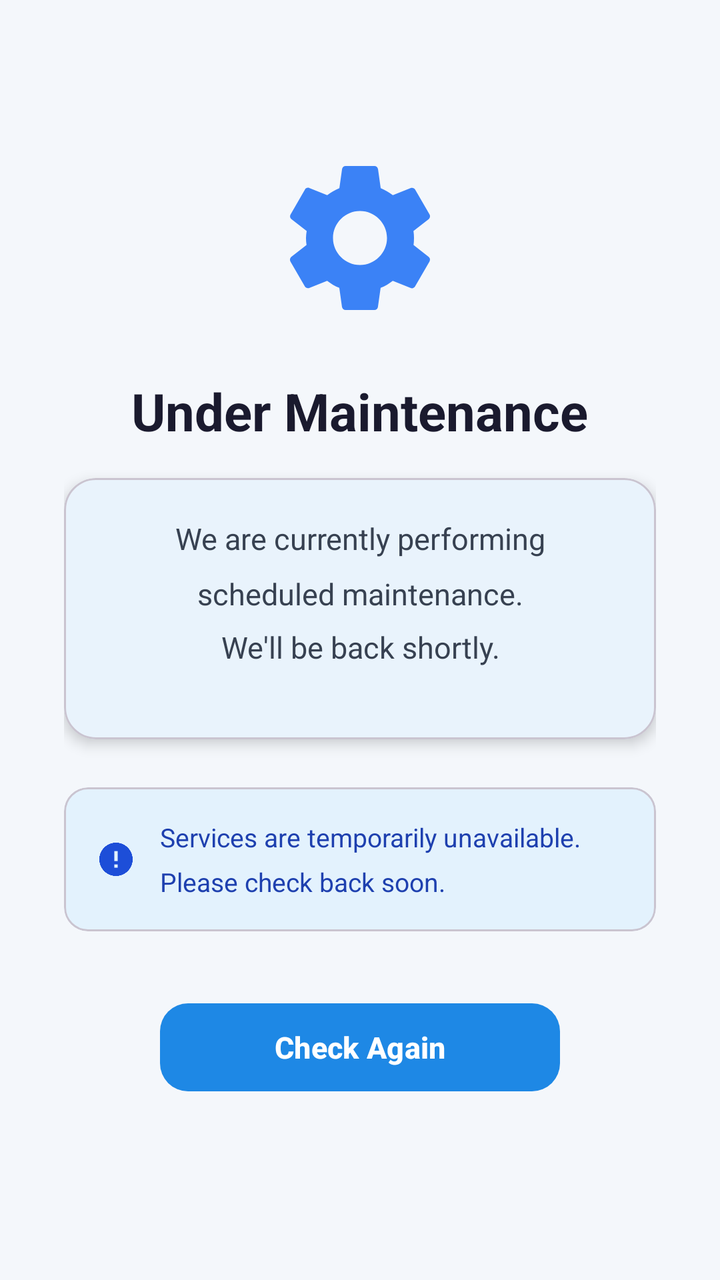
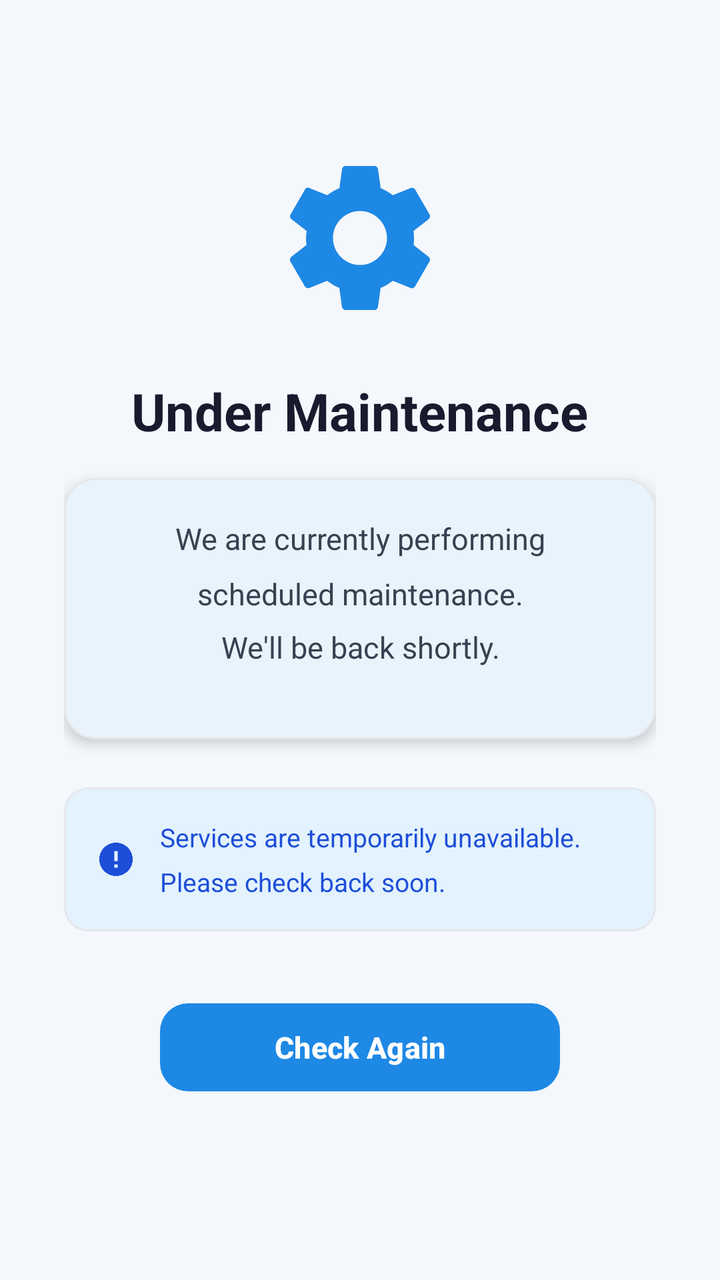

Screens rendered from an Android XML layout before and after an edit, with the pre-edit source and the edit as a unified diff.
<!-- AndroidManifest.xml: application theme Theme.QuickFix -->
<!-- res/layout/activity_maintenance.xml -->
<?xml version="1.0" encoding="utf-8"?>
<LinearLayout
    xmlns:android="http://schemas.android.com/apk/res/android"
    xmlns:app="http://schemas.android.com/apk/res-auto"
    android:layout_width="match_parent"
    android:layout_height="match_parent"
    android:orientation="vertical"
    android:gravity="center"
    android:padding="32dp"
    android:background="@color/screen_background">

    
    <ImageView
        android:layout_width="90dp"
        android:layout_height="90dp"
        android:src="@drawable/ic_settings"
        android:contentDescription="Maintenance"
        android:layout_marginBottom="24dp"
        app:tint="#3B82F6" />

    
    <TextView
        android:id="@+id/tvMaintenanceTitle"
        android:layout_width="wrap_content"
        android:layout_height="wrap_content"
        android:text="Under Maintenance"
        android:textColor="@color/text_primary"
        android:textSize="26sp"
        android:textStyle="bold"
        android:gravity="center"
        android:layout_marginBottom="16dp" />

    
    <com.google.android.material.card.MaterialCardView
        android:layout_width="match_parent"
        android:layout_height="wrap_content"
        app:cardCornerRadius="16dp"
        app:cardElevation="4dp"
        app:cardBackgroundColor="@color/card_bg"
        android:layout_marginBottom="24dp">

        <LinearLayout
            android:layout_width="match_parent"
            android:layout_height="wrap_content"
            android:orientation="vertical"
            android:padding="20dp">

            <TextView
                android:id="@+id/tvMaintenanceMessage"
                android:layout_width="match_parent"
                android:layout_height="wrap_content"
                android:text="We are currently performing scheduled maintenance.\nWe'll be back shortly."
                android:textColor="#374151"
                android:textSize="15sp"
                android:gravity="center"
                android:lineSpacingMultiplier="1.5"
                android:layout_marginBottom="16dp" />

            
            <LinearLayout
                android:id="@+id/layoutRestartTime"
                android:layout_width="match_parent"
                android:layout_height="wrap_content"
                android:orientation="horizontal"
                android:gravity="center"
                android:visibility="gone">

                <ImageView
                    android:layout_width="16dp"
                    android:layout_height="16dp"
                    android:src="@drawable/ic_calendar"
                    android:layout_marginEnd="6dp"
                    android:contentDescription="Time"
                    app:tint="#6B7280" />

                <TextView
                    android:layout_width="wrap_content"
                    android:layout_height="wrap_content"
                    android:text="Expected back: "
                    android:textColor="@color/text_secondary"
                    android:textSize="13sp" />

                <TextView
                    android:id="@+id/tvRestartTime"
                    android:layout_width="wrap_content"
                    android:layout_height="wrap_content"
                    android:text="—"
                    android:textColor="#1D4ED8"
                    android:textSize="13sp"
                    android:textStyle="bold" />
            </LinearLayout>

        </LinearLayout>
    </com.google.android.material.card.MaterialCardView>

    
    <com.google.android.material.card.MaterialCardView
        android:layout_width="match_parent"
        android:layout_height="wrap_content"
        app:cardCornerRadius="12dp"
        app:cardElevation="0dp"
        app:cardBackgroundColor="@color/primary_light"
        android:layout_marginBottom="32dp">

        <LinearLayout
            android:layout_width="match_parent"
            android:layout_height="wrap_content"
            android:orientation="horizontal"
            android:padding="16dp"
            android:gravity="center_vertical">

            <ImageView
                android:layout_width="20dp"
                android:layout_height="20dp"
                android:src="@drawable/ic_info"
                android:layout_marginEnd="12dp"
                android:contentDescription="Info"
                app:tint="#1D4ED8" />

            <TextView
                android:layout_width="match_parent"
                android:layout_height="wrap_content"
                android:text="Services are temporarily unavailable. Please check back soon."
                android:textColor="#1E40AF"
                android:textSize="13sp"
                android:lineSpacingMultiplier="1.4" />

        </LinearLayout>
    </com.google.android.material.card.MaterialCardView>

    
    <com.google.android.material.button.MaterialButton
        android:id="@+id/btnRefresh"
        android:layout_width="200dp"
        android:layout_height="52dp"
        android:text="Check Again"
        android:textSize="15sp"
        android:textStyle="bold"
        android:textColor="#FFFFFF"
        app:backgroundTint="@color/primary"
        app:cornerRadius="14dp"
        android:layout_marginBottom="16dp" />

    
    <ProgressBar
        android:id="@+id/progressBar"
        android:layout_width="32dp"
        android:layout_height="32dp"
        android:visibility="gone" />

</LinearLayout>
<!-- resources referenced by this layout -->
<resources>
  <color name="card_bg">#FFFFFF</color>
  <color name="primary">#1E88E5</color>
  <color name="primary_light">#E3F2FD</color>
  <color name="screen_background">#F4F7FB</color>
  <color name="text_primary">#1A1A2E</color>
  <color name="text_secondary">#6B7280</color>
  <!-- drawable ic_calendar (drawable) -->
  <?xml version="1.0" encoding="utf-8"?>
  <vector xmlns:android="http://schemas.android.com/apk/res/android"
      android:width="24dp"
      android:height="24dp"
      android:viewportWidth="24"
      android:viewportHeight="24">
      <path
          android:fillColor="#666666"
          android:pathData="M19,3h-1V1h-2v2H8V1H6v2H5C3.89,3 3.01,3.9 3.01,5L3,19c0,1.1 0.89,2 2,2h14c1.1,0 2,-0.9 2,-2V5C21,3.9 20.1,3 19,3zM19,19H5V8h14V19zM7,10h5v5H7V10z"/>
  </vector>
  <!-- drawable ic_info (drawable) -->
  <vector xmlns:android="http://schemas.android.com/apk/res/android"
      android:width="24dp"
      android:height="24dp"
      android:viewportWidth="24"
      android:viewportHeight="24">
      <path
          android:fillColor="#FFFFFF"
          android:pathData="M12,2C6.48,2 2,6.48 2,12s4.48,10 10,10 10,-4.48 10,-10S17.52,2 12,2zM13,17h-2v-2h2v2zM13,13h-2L11,7h2v6z"/>
  </vector>
  <style name="Theme.QuickFix" parent="Base.Theme.QuickFix" />
  <style name="Base.Theme.QuickFix" parent="Theme.Material3.Light.NoActionBar">
          <item name="colorPrimary">@color/primary</item>
          <item name="colorPrimaryDark">@color/primary_dark</item>
          <item name="colorAccent">@color/accent_green</item>
          <item name="android:windowBackground">@color/screen_background</item>
          <item name="colorSurface">@color/card_bg</item>
          <item name="colorOnSurface">@color/text_primary</item>
          <item name="android:colorBackground">@color/screen_background</item>
          <item name="colorOnBackground">@color/text_primary</item>
          
          <item name="bottomSheetDialogTheme">@style/Theme.QuickFix.BottomSheet</item>
      </style>
  <color name="primary_dark">#1565C0</color>
  <color name="accent_green">#43A047</color>
  <style name="Theme.QuickFix.BottomSheet" parent="ThemeOverlay.Material3.BottomSheetDialog">
          <item name="colorSurface">@color/card_bg</item>
          <item name="colorOnSurface">@color/text_primary</item>
          <item name="android:colorBackground">@color/card_bg</item>
      </style>
  <!-- unchanged entries left out for length: 1 -->
</resources>

<!-- the commit's change to res/layout/activity_maintenance.xml (unified diff, before → after) -->
@@ -16,7 +16,7 @@
         android:src="@drawable/ic_settings"
         android:contentDescription="Maintenance"
         android:layout_marginBottom="24dp"
-        app:tint="#3B82F6" />
+        app:tint="@color/primary" />
 
     
     <TextView
@@ -71,7 +71,7 @@
                     android:src="@drawable/ic_calendar"
                     android:layout_marginEnd="6dp"
                     android:contentDescription="Time"
-                    app:tint="#6B7280" />
+                    app:tint="@color/text_secondary" />
 
                 <TextView
                     android:layout_width="wrap_content"
@@ -115,13 +115,13 @@
                 android:src="@drawable/ic_info"
                 android:layout_marginEnd="12dp"
                 android:contentDescription="Info"
-                app:tint="#1D4ED8" />
+                app:tint="@color/info_text" />
 
             <TextView
                 android:layout_width="match_parent"
                 android:layout_height="wrap_content"
                 android:text="Services are temporarily unavailable. Please check back soon."
-                android:textColor="#1E40AF"
+                android:textColor="@color/info_text"
                 android:textSize="13sp"
                 android:lineSpacingMultiplier="1.4" />
 
@@ -136,7 +136,7 @@
         android:text="Check Again"
         android:textSize="15sp"
         android:textStyle="bold"
-        android:textColor="#FFFFFF"
+        android:textColor="@color/white"
         app:backgroundTint="@color/primary"
         app:cornerRadius="14dp"
         android:layout_marginBottom="16dp" />
<!-- resource entries referenced after the edit -->
@@ -1,11 +1,13 @@
 <!-- resources referenced by this layout -->
 <resources>
   <color name="card_bg">#FFFFFF</color>
+  <color name="info_text">#1D4ED8</color>
   <color name="primary">#1E88E5</color>
   <color name="primary_light">#E3F2FD</color>
   <color name="screen_background">#F4F7FB</color>
   <color name="text_primary">#1A1A2E</color>
   <color name="text_secondary">#6B7280</color>
+  <color name="white">#FFFFFFFF</color>
   <!-- drawable ic_calendar (drawable) -->
   <?xml version="1.0" encoding="utf-8"?>
   <vector xmlns:android="http://schemas.android.com/apk/res/android"
@@ -37,11 +39,25 @@
           <item name="colorOnSurface">@color/text_primary</item>
           <item name="android:colorBackground">@color/screen_background</item>
           <item name="colorOnBackground">@color/text_primary</item>
+          <item name="colorSurfaceVariant">@color/surface_variant</item>
+          <item name="colorOutline">@color/divider</item>
+          <item name="colorOutlineVariant">@color/divider</item>
+          <item name="materialAlertDialogTheme">@style/Theme.QuickFix.AdminDialog</item>
+          <item name="alertDialogTheme">@style/Theme.QuickFix.AdminDialog</item>
+          <item name="android:statusBarColor">@android:color/transparent</item>
+          <item name="android:navigationBarColor">@color/screen_background</item>
           
           <item name="bottomSheetDialogTheme">@style/Theme.QuickFix.BottomSheet</item>
       </style>
   <color name="primary_dark">#1565C0</color>
   <color name="accent_green">#43A047</color>
+  <color name="surface_variant">#F5F7FA</color>
+  <color name="divider">#E5E7EB</color>
+  <style name="Theme.QuickFix.AdminDialog" parent="ThemeOverlay.Material3.MaterialAlertDialog">
+          <item name="colorSurface">@color/card_bg</item>
+          <item name="colorOnSurface">@color/text_primary</item>
+          <item name="colorOutline">@color/divider</item>
+      </style>
   <style name="Theme.QuickFix.BottomSheet" parent="ThemeOverlay.Material3.BottomSheetDialog">
           <item name="colorSurface">@color/card_bg</item>
           <item name="colorOnSurface">@color/text_primary</item>
